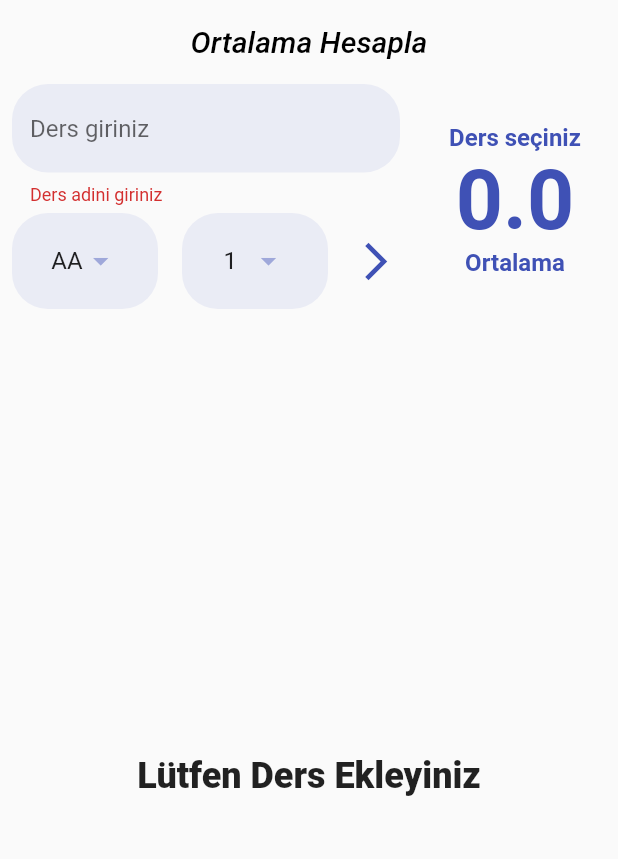
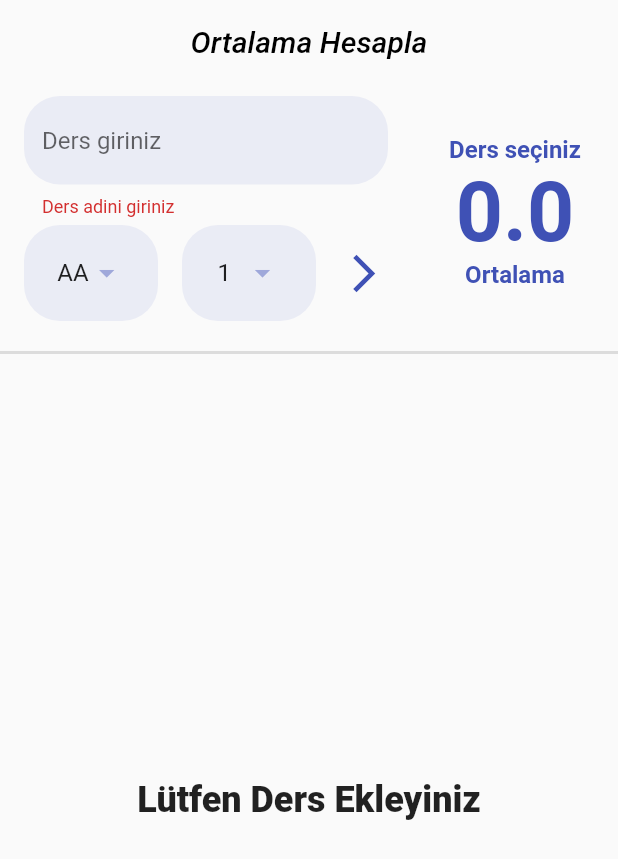
Before and after one commit to kabalidevercan/flutter_university_calculator, a Flutter app: the screen it shows after launch, after a tap on the "arrow forward ios" icon, on a phone screen of 412 x 824 dp. Shown: the top 859 px of the screen. Run offline on Flutter 3.47's test engine with Material 2 defaults, Android fonts, the light colour scheme and no system bars.

Commit message:
added lesson clear button and edited some designs

```diff
--- a/lib/widgets/ortalama_goster.dart
+++ b/lib/widgets/ortalama_goster.dart
@@ -1,5 +1,4 @@
 import 'package:flutter/material.dart';
-
 
 import '../constants/app_constants.dart';
 
@@ -24,7 +23,7 @@ class OrtalamaGoster extends StatelessWidget {
           ortalama >= 0 ? "${ortalama.toStringAsFixed(2)}" : "0.0",
           style: Sabitler.ortalamaStyle,
         ),
-        Text(
+        const Text(
           "Ortalama",
           style: Sabitler.OrtalamaGoster,
         ),
--- a/lib/widgets/ortalama_hesapla.dart
+++ b/lib/widgets/ortalama_hesapla.dart
@@ -22,6 +22,8 @@ class _OrtalamaHesaplaPageState extends State<OrtalamaHesaplaPage> {
   double secilenHarfDeger = 4;
   double secilenKrediDeger = 1;
   String girilenDersAdi = "";
+  final lessonName = TextEditingController();
+  bool onInput = false;
   @override
   Widget build(BuildContext context) {
     return Scaffold(
@@ -45,15 +47,24 @@ class _OrtalamaHesaplaPageState extends State<OrtalamaHesaplaPage> {
             children: [
               Expanded(
                 flex: 2,
-                child: _buildForm(),
+                child: Padding(
+                  padding: const EdgeInsets.all(8.0),
+                  child: _buildForm(),
+                ),
               ),
               Expanded(
                 flex: 1,
-                child: OrtalamaGoster(
-                    ortalama: DataHelper.ortalamaHesapla(),
-                    dersSayisi: DataHelper.tumEklenenDersler.length),
+                child: Padding(
+                  padding: const EdgeInsets.all(8.0),
+                  child: OrtalamaGoster(
+                      ortalama: DataHelper.ortalamaHesapla(),
+                      dersSayisi: DataHelper.tumEklenenDersler.length),
+                ),
               ),
             ],
+          ),
+          const Divider(
+            thickness: 2,
           ),
           Expanded(
             child: DersListesi(
@@ -77,7 +88,7 @@ class _OrtalamaHesaplaPageState extends State<OrtalamaHesaplaPage> {
             padding: Sabitler.yatayPadding8,
             child: _buildTextFormBuild(),
           ),
-          SizedBox(
+          const SizedBox(
             height: 5,
           ),
           Row(
@@ -107,7 +118,7 @@ class _OrtalamaHesaplaPageState extends State<OrtalamaHesaplaPage> {
               ),
             ],
           ),
-          SizedBox(
+          const SizedBox(
             height: 5,
           ),
         ],
@@ -117,10 +128,22 @@ class _OrtalamaHesaplaPageState extends State<OrtalamaHesaplaPage> {
 
   TextFormField _buildTextFormBuild() {
     return TextFormField(
+      controller: lessonName,
       onSaved: (deger) {
         setState(() {
           girilenDersAdi = deger!;
         });
+      },
+      onChanged: (deger) {
+        if (deger.isNotEmpty) {
+          setState(() {
+            onInput = true;
+          });
+        } else {
+          setState(() {
+            onInput = false;
+          });
+        }
       },
       validator: (s) {
         if (s!.length <= 0) {
@@ -130,6 +153,17 @@ class _OrtalamaHesaplaPageState extends State<OrtalamaHesaplaPage> {
         }
       },
       decoration: InputDecoration(
+        suffixIcon: onInput
+            ? IconButton(
+                onPressed: () {
+                  lessonName.clear();
+                  setState(() {
+                    girilenDersAdi = '';
+                    onInput = false;
+                  });
+                },
+                icon: Icon(Icons.close))
+            : null,
         hintText: "Ders giriniz",
         border: OutlineInputBorder(
           borderRadius: Sabitler.borderRadius,
@@ -149,7 +183,8 @@ class _OrtalamaHesaplaPageState extends State<OrtalamaHesaplaPage> {
           harfDegeri: secilenHarfDeger,
           krediDegeri: secilenKrediDeger);
       DataHelper.dersEkle(eklenecekDers);
-
+      lessonName.clear();
+      girilenDersAdi = '';
       setState(() {});
     }
   }
```
Also changed, not shown: pubspec.lock, 3 other files.
